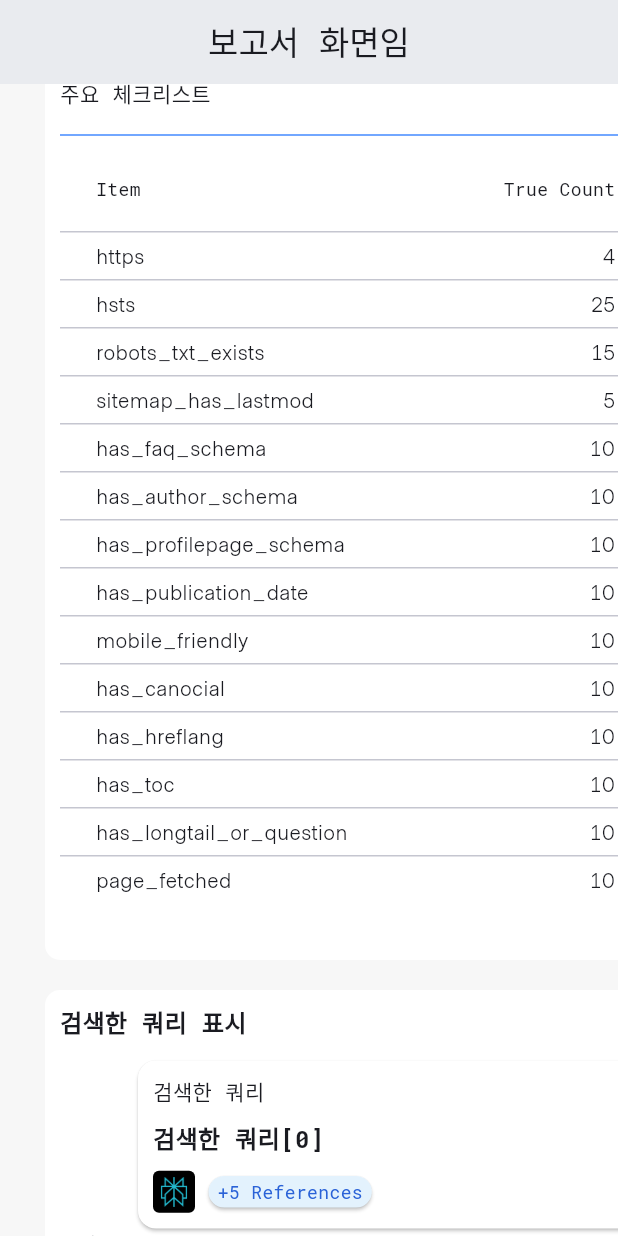
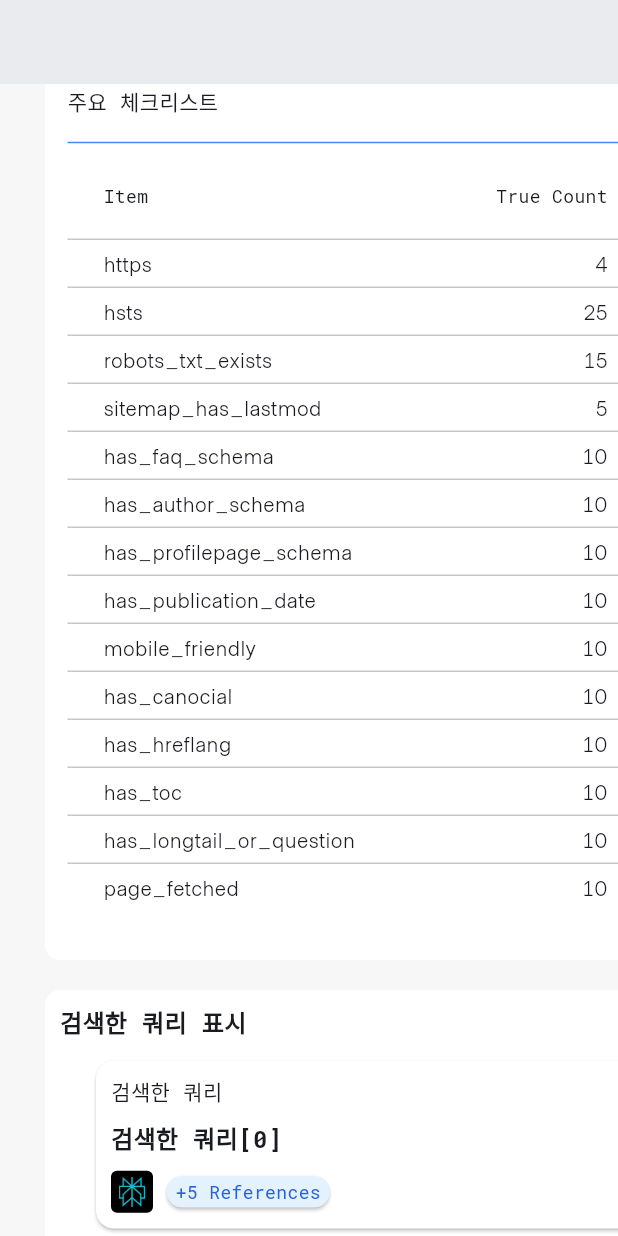
Before and after one commit to jyk0619/GEO-Analysis, a Flutter app: the screen it shows after launch, scrolled down 576 dp, on a phone screen of 412 x 824 dp. Run offline on Flutter 3.47's test engine with Material 3 defaults, Android fonts, the phone set to English and light mode, and no system bars; drawn by our look-alikes of flutter_layout_grid; our stand-ins replace fl_chart, syncfusion_flutter_charts; missing offline and left inert: flutter_scatter; Roboto replaces fonts that are missing (AppleSDGothicNeo); statements that could not run were skipped.

Commit message:
디테일 수정

```diff
--- a/lib/data/sample_data.dart
+++ b/lib/data/sample_data.dart
@@ -17,11 +17,12 @@ final List<ChartDataItem> chartData = [
 
 
 final bubbleData = [
-  BubbleData(x: 0.4, y: 0.6, size: 30, color: Color(0xFF737373), name: 'Dart'),
-  BubbleData(x: 0.6, y: 0.7, size: 35, color: Color(0xFF454545), name: 'Widget'),
-  BubbleData(x: 0.8, y: 0.5, size: 55, color: Color(0xFF737373), name: 'State'),
-  BubbleData(x: 0.3, y: 0.4, size: 15, color: Color(0xFF454545), name: 'Build'),
-  BubbleData(x: 0.5, y: 0.3, size: 80, color: Color(0xFF2A62D7), name: 'Context'),
+  BubbleData(size: 80, name: 'Context'),
+  BubbleData(size: 30,  name: 'Dart'),
+  BubbleData(size: 20, name: 'Widget'),
+  BubbleData(size: 55,name: 'State'),
+  BubbleData(size: 15,name: 'Build'),
+
 ];
 
 final List<TableItem> tableItems = [
--- a/lib/model/bubble_model.dart
+++ b/lib/model/bubble_model.dart
@@ -2,17 +2,11 @@
 import 'package:flutter/animation.dart';
 
 class BubbleData {
-  final double x; // x 좌표 (비율 0~1)
-  final double y; // y 좌표 (비율 0~1)
   final double size; // 버블 크기 (반지름)
-  final Color color;
   final String name; // 버블 이름
 
   BubbleData({
-    required this.x,
-    required this.y,
     required this.size,
-    required this.color,
     required this.name
 
   });
--- a/lib/ui/report_view.dart
+++ b/lib/ui/report_view.dart
@@ -26,7 +26,7 @@ class ReportView extends StatelessWidget {
     return Scaffold(
       appBar: AppBar(
         backgroundColor: Color(0xFFF7F7F7),
-        title: Text('보고서 화면임'),
+
         centerTitle: true,
       ),
       body: SingleChildScrollView(
@@ -223,7 +223,7 @@ class ReportView extends StatelessWidget {
                         columnGap: 10,
                         children: [
                           gridArea('a').containing(Container(
-                            padding: EdgeInsets.all(10),
+                            padding: EdgeInsets.all(15),
                             decoration: BoxDecoration(
                               color: Colors.white,
 
@@ -233,7 +233,7 @@ class ReportView extends StatelessWidget {
                               crossAxisAlignment: CrossAxisAlignment.start,
                               children: [
                                 Text('자주 쓰는 키워드 통계'),
-                                SizedBox(height: 10),
+                                SizedBox(height: 15),
                                 Expanded(
                                   child: BubbleChartWidget(
                                     data: bubbleData,
@@ -243,7 +243,7 @@ class ReportView extends StatelessWidget {
                             ),
                           )),
                           gridArea('b').containing(Container(
-                            padding: EdgeInsets.all(10),
+                            padding: EdgeInsets.all(15),
                             decoration: BoxDecoration(
                               color: Colors.white,
 
@@ -253,7 +253,7 @@ class ReportView extends StatelessWidget {
                               crossAxisAlignment: CrossAxisAlignment.start,
                               children: [
                                 Text('자주 쓰이는 테이블 통계'),
-                                SizedBox(height: 10),
+                                SizedBox(height: 15),
                                 Expanded(
                                   child: SizedBox(width: double.infinity,
                                   child: Column(
@@ -271,13 +271,13 @@ class ReportView extends StatelessWidget {
                                               SizedBox(height: 80),
                                               DonutChart(
                                                 radius: 70,
-                                                strokeWidth: 20,
+                                                strokeWidth: 5,
                                                 total: 100,
                                                 value: item.value,
                                                 child: Center(
                                                   child: Column(
                                                     children: [
-                                                      Text('${item.value}%', style: TextStyle(fontSize: 16, fontWeight: FontWeight.bold, fontFamily: 'MetroSans', color: Theme.of(context).primaryColor)),
+                                                      Text('${item.value}%', style: TextStyle(fontSize: 32, fontWeight: FontWeight.bold, fontFamily: 'MetroSans')),
                                                       Text('${item.current} / ${item.total}', style: TextStyle(fontSize: 14, fontFamily: 'MetroSans')),
                                                     ],
                                                   ),
@@ -295,7 +295,7 @@ class ReportView extends StatelessWidget {
                             ),
                           ),),
                           gridArea('c').containing(Container(
-                            padding: EdgeInsets.all(10),
+                            padding: EdgeInsets.all(15),
                             decoration: BoxDecoration(
                               color: Colors.white,
                               borderRadius: BorderRadius.circular(10),
@@ -316,7 +316,7 @@ class ReportView extends StatelessWidget {
                             ),
                           )),
                           gridArea('d').containing(Container(
-                            padding: EdgeInsets.all(10),
+                            padding: EdgeInsets.all(15),
                             decoration: BoxDecoration(
                               color: Colors.white,
                               borderRadius: BorderRadius.circular(10),
@@ -325,7 +325,7 @@ class ReportView extends StatelessWidget {
                               crossAxisAlignment: CrossAxisAlignment.start,
                               children: [
                                 Text('자주 쓰이는 스키마 통계'),
-                                SizedBox(height: 10),
+                                SizedBox(height: 15),
                                 Expanded(
                                   child: SyncDonutChartWidget(
                                     centerTitle: '스키마',
@@ -403,26 +403,12 @@ class _CardPagerState extends State<CardPager> {
   Widget build(BuildContext context) {
     final totalPages = (widget.items.length / itemsPerPage).ceil();
 
-    return Row(
-      crossAxisAlignment: CrossAxisAlignment.center,
+    return SizedBox(
+      height: 260, // 전체 높이 고정
+      child: Stack(
         children: [
-        // 왼쪽 버튼
-        IconButton(
-          icon: const Icon(Icons.arrow_back_ios),
-          onPressed: currentPage > 0
-              ? () {
-            _pageController.previousPage(
-              duration: const Duration(milliseconds: 400),
-              curve: Curves.easeInOut,
-            );
-          }
-              : null,
-        ),
-
-        // 페이지 뷰 (카드들)
-        Expanded(
-          child: SizedBox(
-            height: 260, // 카드 두 줄 높이
+          Padding(
+            padding: const EdgeInsets.symmetric(horizontal: 20), // 버튼 공간 확보
             child: PageView.builder(
               controller: _pageController,
               onPageChanged: (index) {
@@ -438,10 +424,9 @@ class _CardPagerState extends State<CardPager> {
                 return GridView.builder(
                   shrinkWrap: true,
                   physics: const NeverScrollableScrollPhysics(),
-                  gridDelegate:
-                  const SliverGridDelegateWithFixedCrossAxisCount(
-                    crossAxisCount: 3, // 가로 3개
-                    mainAxisExtent: 120, // 카드 높이
+                  gridDelegate: const SliverGridDelegateWithFixedCrossAxisCount(
+                    crossAxisCount: 3,
+                    mainAxisExtent: 120,
                     crossAxisSpacing: 10,
                     mainAxisSpacing: 10,
                   ),
@@ -499,11 +484,58 @@ class _CardPagerState extends State<CardPager> {
               },
             ),
           ),
+        currentPage<=0
+            ?SizedBox()
+            :Positioned(
+        left: 0,
+        top: 0,
+        bottom: 40,
+        child: Container(
+          decoration: BoxDecoration(
+            color: Colors.white,
+            boxShadow: [
+              BoxShadow(
+                color: Colors.black26,
+                blurRadius: 4,
+                offset: Offset(2, 0),
               ),
-
-        // 오른쪽 버튼
-        IconButton(
-          icon: const Icon(Icons.arrow_forward_ios),
+            ],
+            shape: BoxShape.circle,
+          ),
+          child: IconButton(
+            icon: Icon(Icons.arrow_back, color: Theme.of(context).primaryColor,),
+            onPressed: currentPage > 0
+                ? () {
+              _pageController.previousPage(
+                duration: const Duration(milliseconds: 400),
+                curve: Curves.easeInOut,
+              );
+            }
+                : null,
+          ),
+        ),
+      ),
+        currentPage>=totalPages-1
+            ?SizedBox()
+            :
+      Positioned(
+        right: 0,
+        top: 0,
+        bottom: 40,
+        child: Container(
+          decoration: BoxDecoration(
+            shape: BoxShape.circle,
+            color: Colors.white,
+            boxShadow: [
+              BoxShadow(
+                color: Colors.black26,
+                blurRadius: 4,
+                offset: Offset(2, 0),
+              ),
+            ],
+          ),
+          child: IconButton(
+            icon: Icon(Icons.arrow_forward, color: Theme.of(context).primaryColor,),
             onPressed: currentPage < totalPages - 1
                 ? () {
               _pageController.nextPage(
@@ -513,7 +545,11 @@ class _CardPagerState extends State<CardPager> {
             }
                 : null,
           ),
+        ),
+      ),
+
         ],
+      ),
     );
   }
 }
```
Also changed, not shown: lib/ui/charts/bubble_chart.dart (+34 -14 lines), lib/ui/charts/donut_chart.dart (+7 -3 lines). Lines whose indentation alone changed are shown as unchanged.
